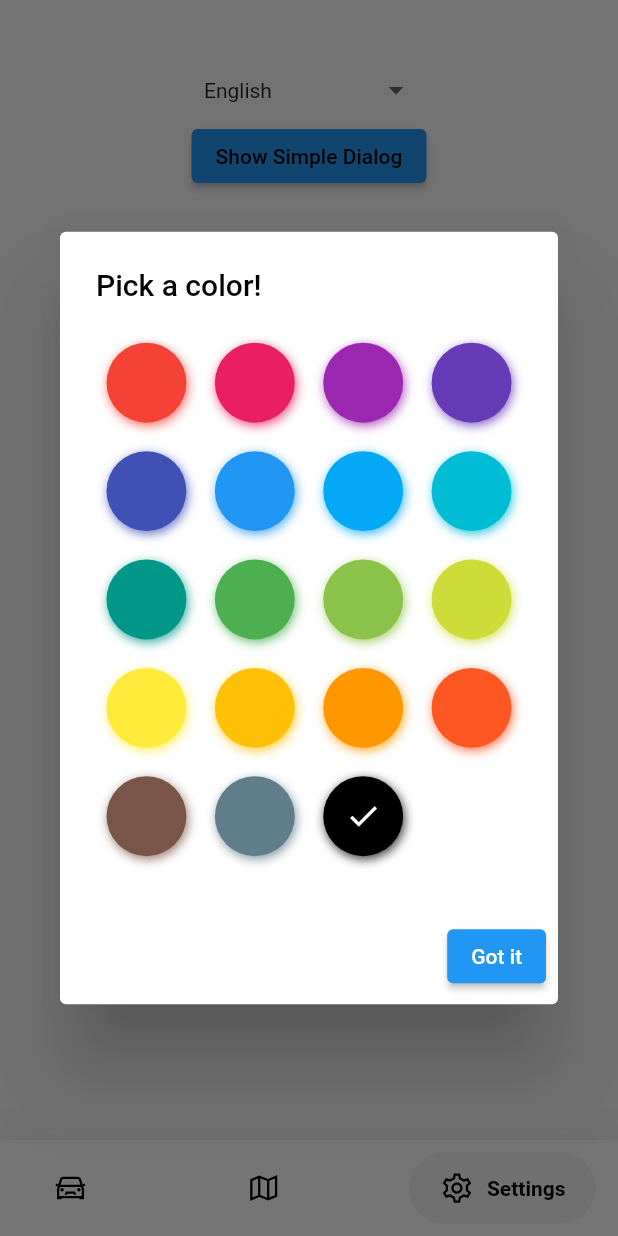
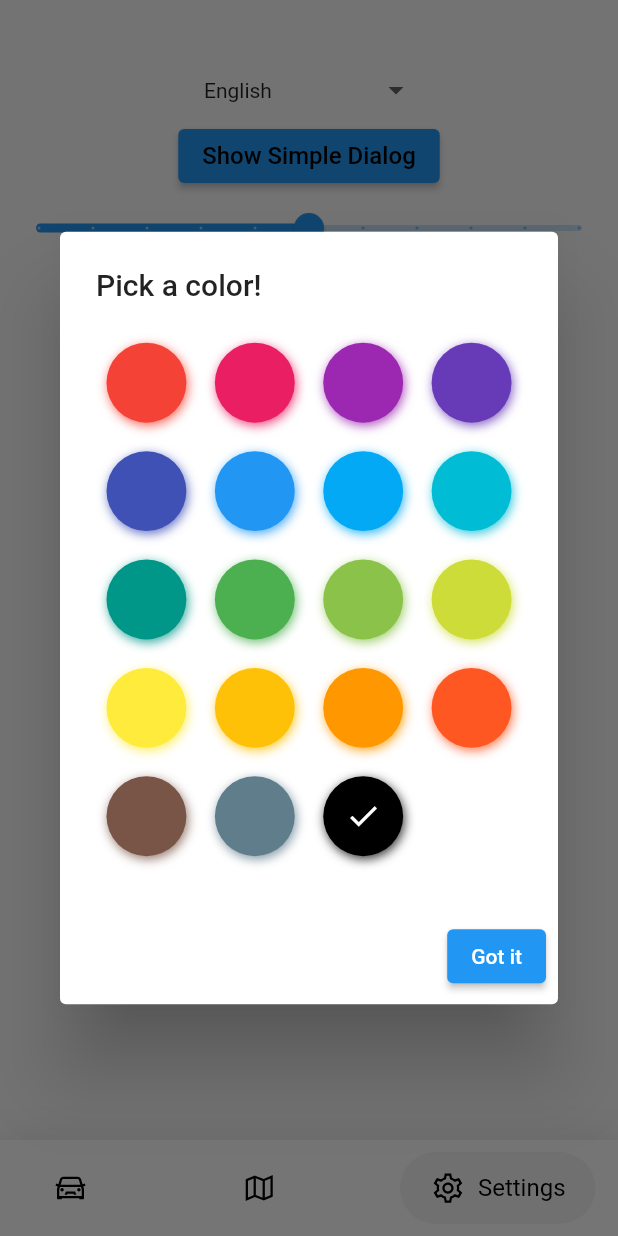
Before and after one commit to Alex9976/mobile-dev, a Flutter app: the screen it shows after launch, item 3 of the bottom bar chosen, after a tap on "Show Simple Dialog", on a phone screen of 412 x 824 dp. Run offline on Flutter 3.47's test engine with Material 2 defaults, Android fonts, the phone set to English and light mode, and no system bars; drawn by our look-alikes of dropdown_button2, flutter_colorpicker, google_nav_bar; our stand-ins replace cloud_firestore, firebase_core, firebase_storage, fluttertoast, google_maps_flutter, image_picker and 1 more; accounts and stored records are empty.

Commit message:
Settings logic

```diff
--- a/CarApp/lib/home.dart
+++ b/CarApp/lib/home.dart
@@ -3,16 +3,17 @@ import 'package:carapp/page/cars.dart';
 import 'package:carapp/page/map.dart';
 import 'package:carapp/page/settings.dart';
 import 'package:carapp/services/FirebaseService.dart';
+import 'package:carapp/services/TextService.dart';
 import 'package:flutter/material.dart';
 import 'package:flutter/services.dart';
 import 'package:google_nav_bar/google_nav_bar.dart';
 import 'package:line_icons/line_icons.dart';
+import 'package:provider/provider.dart';
+
 import 'constants/LanguageConstants.dart';
 
 class HomePage extends StatefulWidget {
-  const HomePage({Key? key, required this.title}) : super(key: key);
-
-  final String title;
+  const HomePage({Key? key}) : super(key: key);
 
   @override
   State<HomePage> createState() => _HomePageState();
@@ -42,6 +43,8 @@ class _HomePageState extends State<HomePage> {
 
   @override
   Widget build(BuildContext context) {
+    final fontProvider = Provider.of<TextService>(context);
+
     SystemChrome.setSystemUIOverlayStyle(
         const SystemUiOverlayStyle(statusBarColor: Colors.blue));
 
@@ -59,28 +62,39 @@ class _HomePageState extends State<HomePage> {
         ]),
         child: SafeArea(
           child: Padding(
-            padding: const EdgeInsets.symmetric(horizontal: 15.0, vertical: 8),
+            padding:
+            const EdgeInsets.symmetric(horizontal: 15.0, vertical: 8),
             child: GNav(
               rippleColor: Colors.grey[300]!,
               hoverColor: Colors.grey[100]!,
               gap: 8,
               activeColor: Colors.black,
               iconSize: 24,
-              padding: const EdgeInsets.symmetric(horizontal: 20, vertical: 12),
+              padding:
+              const EdgeInsets.symmetric(horizontal: 20, vertical: 12),
               duration: const Duration(milliseconds: 400),
               tabBackgroundColor: Colors.grey[100]!,
               tabs: [
                 GButton(
                   icon: LineIcons.car,
                   text: LanguageConstants.carsTabButton.t(context),
+                  textStyle: TextStyle(
+                      fontSize: fontProvider.fontSize,
+                      color: fontProvider.fontColor),
                 ),
                 GButton(
                   icon: LineIcons.map,
                   text: LanguageConstants.mapTabButton.t(context),
+                  textStyle: TextStyle(
+                      fontSize: fontProvider.fontSize,
+                      color: fontProvider.fontColor),
                 ),
                 GButton(
                   icon: LineIcons.cog,
                   text: LanguageConstants.settingsTabButton.t(context),
+                  textStyle: TextStyle(
+                      fontSize: fontProvider.fontSize,
+                      color: fontProvider.fontColor),
                 ),
               ],
               onTabChange: (index) {
--- a/CarApp/lib/main.dart
+++ b/CarApp/lib/main.dart
@@ -1,11 +1,9 @@
 import 'package:carapp/app_localizations.dart';
 import 'package:carapp/constants/Languages.dart';
-import 'package:carapp/services/LanguageService.dart';
-import 'package:flutter/material.dart';
-import 'package:flutter/foundation.dart';
+import 'package:carapp/services/TextService.dart';
 import 'package:flutter/material.dart';
 import 'package:provider/provider.dart';
-import 'constants/AppData.dart';
+import 'services/DataService.dart';
 import 'home.dart';
 import 'package:flutter_localizations/flutter_localizations.dart';
 
@@ -13,7 +11,7 @@ void main() {
   runApp(
     MultiProvider(
       providers: [
-        ChangeNotifierProvider(create: (_) => AppData()),
+        ChangeNotifierProvider(create: (_) => DataService()),
       ],
       child: const MyApp(),
     ),
@@ -26,9 +24,9 @@ class MyApp extends StatelessWidget {
   @override
   Widget build(BuildContext context) =>
       ChangeNotifierProvider(
-          create: (context) => LanguageService(),
+          create: (context) => TextService(),
           builder: (context, child) {
-            final provider = Provider.of<LanguageService>(context);
+            final languageProvider = Provider.of<TextService>(context);
 
             return MaterialApp(
               title: 'Car App',
@@ -44,8 +42,8 @@ class MyApp extends StatelessWidget {
               ],
               supportedLocales: Languages.languages.map((e) => Locale(e.code))
                   .toList(),
-              locale: provider.locale,
-              home: const HomePage(title: 'Home'),
+              locale: languageProvider.locale,
+              home: const HomePage(),
             );
           }
       );
--- a/CarApp/lib/page/cars.dart
+++ b/CarApp/lib/page/cars.dart
@@ -1,7 +1,8 @@
-import 'package:carapp/constants/AppData.dart';
 import 'package:carapp/constants/LanguageConstants.dart';
 import 'package:carapp/extensions/string_extensions.dart';
 import 'package:carapp/page/add_сar.dart';
+import 'package:carapp/services/DataService.dart';
+import 'package:carapp/services/TextService.dart';
 import 'package:flutter/material.dart';
 import 'package:provider/provider.dart';
 
@@ -15,11 +16,16 @@ class CarPage extends StatefulWidget {
 class _CarPageState extends State<CarPage> {
   @override
   Widget build(BuildContext context) {
-    final cars = Provider.of<AppData>(context).cars;
+    final cars = Provider.of<DataService>(context).cars;
+    final fontProvider = Provider.of<TextService>(context);
 
     return Scaffold(
       appBar: AppBar(
-        title: Text(LanguageConstants.carPageTitle.t(context)),
+        title: Text(
+          LanguageConstants.carPageTitle.t(context),
+          style: TextStyle(
+              fontSize: fontProvider.fontSize),
+        ),
         actions: <Widget>[
           Padding(
               padding: const EdgeInsets.only(right: 20.0),
@@ -32,12 +38,12 @@ class _CarPageState extends State<CarPage> {
                     ),
                   );
                 },
-                child: Icon(Icons.add),
+                child: const Icon(Icons.add),
               )),
         ],
       ),
       body: RefreshIndicator(
-        onRefresh: () async => {AppData().updateCarList()},
+        onRefresh: () async => {DataService().updateCarList()},
         child: ListView.builder(
             itemCount: cars.length,
             itemBuilder: (BuildContext context, int index) {
@@ -46,7 +52,7 @@ class _CarPageState extends State<CarPage> {
                 child: Row(
                   children: [
                     const Padding(padding: EdgeInsets.only(left: 10)),
-                    Container(
+                    SizedBox(
                       width: 160,
                       child: Image.network(cars[index].imagePath),
                     ),
@@ -57,17 +63,37 @@ class _CarPageState extends State<CarPage> {
                       child: Column(
                         mainAxisAlignment: MainAxisAlignment.center,
                         children: [
-                          Text(cars[index].name,
-                              overflow: TextOverflow.ellipsis),
+                          Text(
+                            cars[index].name,
+                            overflow: TextOverflow.ellipsis,
+                            style: TextStyle(
+                                fontSize: fontProvider.fontSize,
+                                color: fontProvider.fontColor),
+                          ),
                           const Padding(
                               padding: EdgeInsets.only(
                                   left: 0, right: 0, top: 10, bottom: 0)),
-                          Text("${LanguageConstants.latLabel.t(context)}: ${cars[index].location.latitude}"),
-                          Text("${LanguageConstants.lonLabel.t(context)}: ${cars[index].location.longitude}"),
+                          Text(
+                            "${LanguageConstants.latLabel.t(context)}: ${cars[index].location.latitude}",
+                            style: TextStyle(
+                                fontSize: fontProvider.fontSize,
+                                color: fontProvider.fontColor),
+                          ),
+                          Text(
+                            "${LanguageConstants.lonLabel.t(context)}: ${cars[index].location.longitude}",
+                            style: TextStyle(
+                                fontSize: fontProvider.fontSize,
+                                color: fontProvider.fontColor),
+                          ),
                           Visibility(
                             child: Row(
                               children: [
-                                Text("${cars[index].weather.temp.toString()} ℃"),
+                                Text(
+                                  "${cars[index].weather.temp.toString()} ℃",
+                                  style: TextStyle(
+                                      fontSize: fontProvider.fontSize,
+                                      color: fontProvider.fontColor),
+                                ),
                                 const Padding(
                                     padding: EdgeInsets.only(
                                         left: 0, right: 10, top: 0, bottom: 0)),
--- a/CarApp/lib/page/settings.dart
+++ b/CarApp/lib/page/settings.dart
@@ -1,5 +1,5 @@
 import 'package:carapp/constants/Languages.dart';
-import 'package:carapp/services/LanguageService.dart';
+import 'package:carapp/services/TextService.dart';
 import 'package:dropdown_button2/dropdown_button2.dart';
 import 'package:flutter/material.dart';
 import 'package:flutter_colorpicker/flutter_colorpicker.dart';
@@ -15,10 +15,9 @@ class SettingsPage extends StatefulWidget {
 class _SettingsPageState extends State<SettingsPage> {
   List<String> languages = Languages.languages.map((e) => e.value).toList();
   String selectValue =
-      Languages.languageValue[LanguageService().locale.languageCode].toString();
+      Languages.languageValue[TextService().locale.languageCode].toString();
 
   Color pickerColor = Colors.black;
-  Color currentColor = Colors.black;
 
   void changeColor(Color color) {
     setState(() => pickerColor = color);
@@ -28,11 +27,13 @@ class _SettingsPageState extends State<SettingsPage> {
     showDialog(
         context: context,
         builder: (context) {
+          final fontProvider = Provider.of<TextService>(context);
+
           return AlertDialog(
-            title: Text('Pick a color!', style: TextStyle(color: pickerColor)),
+            title: Text('Pick a color!'),
             content: SingleChildScrollView(
               child: BlockPicker(
-                pickerColor: currentColor,
+                pickerColor: fontProvider.fontColor,
                 onColorChanged: changeColor,
               ),
             ),
@@ -40,7 +41,7 @@ class _SettingsPageState extends State<SettingsPage> {
               ElevatedButton(
                 child: const Text('Got it'),
                 onPressed: () {
-                  setState(() => currentColor = pickerColor);
+                  fontProvider.setFontColor(pickerColor);
                   Navigator.of(context).pop();
                 },
               ),
@@ -51,7 +52,7 @@ class _SettingsPageState extends State<SettingsPage> {
 
   @override
   Widget build(BuildContext context) {
-    final provider = Provider.of<LanguageService>(context);
+    final provider = Provider.of<TextService>(context);
     final locale = provider.locale;
     selectValue = Languages.languageValue[locale.languageCode].toString();
 
@@ -86,7 +87,7 @@ class _SettingsPageState extends State<SettingsPage> {
                     setState(() {
                       selectValue = value as String;
                       final provider =
-                          Provider.of<LanguageService>(context, listen: false);
+                          Provider.of<TextService>(context, listen: false);
                       final locale =
                           Locale(Languages.languageCode[value] ?? 'en');
                       provider.setLocale(locale);
@@ -103,7 +104,20 @@ class _SettingsPageState extends State<SettingsPage> {
                 _showDialog();
               },
               child: Text('Show Simple Dialog',
-                  style: TextStyle(color: currentColor)),
+                  style: TextStyle(
+                  fontSize: provider.fontSize, color: provider.fontColor)),
+            ),
+            Slider(
+              value: provider.fontSize,
+              max: 21,
+              min: 10,
+              divisions: 10,
+              label: provider.fontSize.round().toString(),
+              onChanged: (double value) {
+                setState(() {
+                  provider.setFontSize(value);
+                });
+              },
             )
           ],
         ),
--- a/CarApp/lib/constants/AppData.dart
+++ b/CarApp/lib/services/DataService.dart
@@ -4,10 +4,9 @@ import 'package:flutter/cupertino.dart';
 import 'package:google_maps_flutter/google_maps_flutter.dart';
 
 import '../model/Car.dart';
-import 'Languages.dart';
 
-class AppData with ChangeNotifier {
-  static final AppData _singleton = AppData._internal();
+class DataService with ChangeNotifier {
+  static final DataService _singleton = DataService._internal();
   static List<Car> _cars = <Car>[];
 
   static CameraPosition cameraPosition = const CameraPosition(
@@ -27,18 +26,18 @@ class AppData with ChangeNotifier {
       String snippet =
           '${car.location.latitude}, ${car.location.longitude}, ${car.weather.temp} ℃';
       markers.add(Marker(
-          markerId: MarkerId('origin'),
+          markerId: const MarkerId('origin'),
           infoWindow: InfoWindow(title: title, snippet: snippet),
           position: position));
     }
     return markers;
   }
 
-  factory AppData() {
+  factory DataService() {
     return _singleton;
   }
 
-  AppData._internal();
+  DataService._internal();
 
   void updateCarList() async {
     List<Car> cars = await FirebaseService.getCars();
--- a/CarApp/lib/services/FirebaseService.dart
+++ b/CarApp/lib/services/FirebaseService.dart
@@ -1,9 +1,9 @@
 import 'dart:io';
 
-import 'package:carapp/constants/AppData.dart';
 import 'package:carapp/model/Car.dart';
 import 'package:carapp/model/Location.dart';
 import 'package:carapp/model/Weather.dart';
+import 'package:carapp/services/DataService.dart';
 import 'package:cloud_firestore/cloud_firestore.dart';
 import 'package:firebase_core/firebase_core.dart';
 import 'package:firebase_storage/firebase_storage.dart';
@@ -25,7 +25,7 @@ class FirebaseService {
     WidgetsFlutterBinding.ensureInitialized();
     await Firebase.initializeApp();
 
-    AppData().updateCarList();
+    DataService().updateCarList();
   }
 
   static void addNewCar(
--- a/CarApp/lib/services/LanguageService.dart
+++ /dev/null
@@ -1,20 +0,0 @@
-import 'package:carapp/constants/Languages.dart';
-import 'package:flutter/cupertino.dart';
-
-class LanguageService extends ChangeNotifier {
-  Locale? _locale;
-
-  Locale get locale => _locale ?? const Locale('en');
-
-  void setLocale(Locale locale)
-  {
-    _locale = locale;
-    notifyListeners();
-  }
-
-  void clearLocale(Locale locale)
-  {
-    _locale = null;
-    notifyListeners();
-  }
-}
--- /dev/null
+++ b/CarApp/lib/services/TextService.dart
@@ -0,0 +1,42 @@
+import 'package:flutter/cupertino.dart';
+import 'package:flutter/material.dart';
+
+class TextService extends ChangeNotifier {
+  Locale? _locale;
+  Color? _fontColor;
+  double? _fontSize;
+
+  Locale get locale => _locale ?? const Locale('en');
+  Color get fontColor => _fontColor ?? Colors.black;
+  double get fontSize => _fontSize ?? 16;
+
+  void setLocale(Locale locale) {
+    _locale = locale;
+    notifyListeners();
+  }
+
+  void clearLocale() {
+    _locale = null;
+    notifyListeners();
+  }
+
+  void setFontColor(Color color) {
+    _fontColor = color;
+    notifyListeners();
+  }
+
+  void clearFontColor() {
+    _fontColor = null;
+    notifyListeners();
+  }
+
+  void setFontSize(double size) {
+    _fontSize = size;
+    notifyListeners();
+  }
+
+  void clearFontSize() {
+    _fontSize = null;
+    notifyListeners();
+  }
+}
--- a/CarApp/lib/services/weatherService.dart
+++ b/CarApp/lib/services/weatherService.dart
@@ -1,4 +1,5 @@
 import 'dart:convert';
+
 import 'package:carapp/model/Location.dart';
 import 'package:carapp/model/Weather.dart';
 import 'package:http/http.dart' as http;
```
Also changed, not shown: CarApp/lib/page/add_сar.dart (+34 -10 lines), CarApp/lib/page/map.dart (+4 -4 lines), 1 other file.
